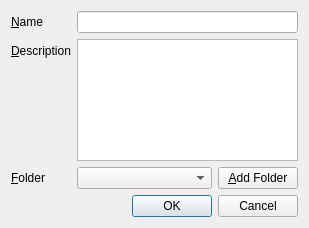
Old version of the form src/lib/EditBookmarkDialog.ui in the repository KDE/marble.
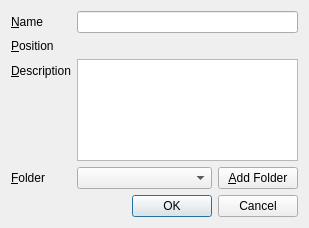
New version of the form. Custom widgets are drawn as their Qt base class.

Commit message: Added displaying/editing the coord in the Bookmark editor

Diff of the .ui file:
```diff
--- a/src/lib/EditBookmarkDialog.ui
+++ b/src/lib/EditBookmarkDialog.ui
@@ -37,6 +37,31 @@
       </widget>
      </item>
      <item row="1" column="0">
+      <widget class="QLabel" name="position_lbl">
+       <property name="text">
+        <string>&amp;Position</string>
+       </property>
+       <property name="buddy">
+        <cstring>m_latitude</cstring>
+       </property>
+      </widget>
+     </item>
+     <item row="1" column="1">
+      <layout class="QHBoxLayout" name="latLonLayout" >
+       <property name="margin">
+        <number>0</number>
+       </property>
+       <item>
+        <widget class="Marble::LatLonEdit" name="m_longitude">
+        </widget>
+       </item>
+       <item>
+        <widget class="Marble::LatLonEdit" name="m_latitude">
+        </widget>
+       </item>
+      </layout>
+     </item>
+     <item row="2" column="0">
       <widget class="QLabel" name="description_lbl">
        <property name="text">
         <string>&amp;Description</string>
@@ -46,7 +71,7 @@
        </property>
       </widget>
      </item>
-     <item row="1" column="1">
+     <item row="2" column="1">
       <widget class="QTextEdit" name="m_description">
        <property name="sizePolicy">
         <sizepolicy hsizetype="Expanding" vsizetype="Expanding">
@@ -67,7 +92,7 @@
        </property>
       </widget>
      </item>
-     <item row="2" column="0">
+     <item row="3" column="0">
       <widget class="QLabel" name="folder_lbl">
        <property name="text">
         <string>&amp;Folder</string>
@@ -77,7 +102,7 @@
        </property>
       </widget>
      </item>
-     <item row="2" column="1">
+     <item row="3" column="1">
       <layout class="QHBoxLayout" name="horizontalLayout">
        <item>
         <widget class="QComboBox" name="m_folders">
@@ -109,7 +134,14 @@
    </item>
   </layout>
  </widget>
- <tabstops>
+ <customwidgets>
+  <customwidget>
+   <class>Marble::LatLonEdit</class>
+   <extends>QWidget</extends>
+   <header>LatLonEdit.h</header>
+  </customwidget>
+ </customwidgets>
+<tabstops>
   <tabstop>m_name</tabstop>
   <tabstop>m_description</tabstop>
   <tabstop>m_folders</tabstop>
```
Left out of the diff: 2 changed lines with no effect on the pictures. The commit also changes 3 other files.
